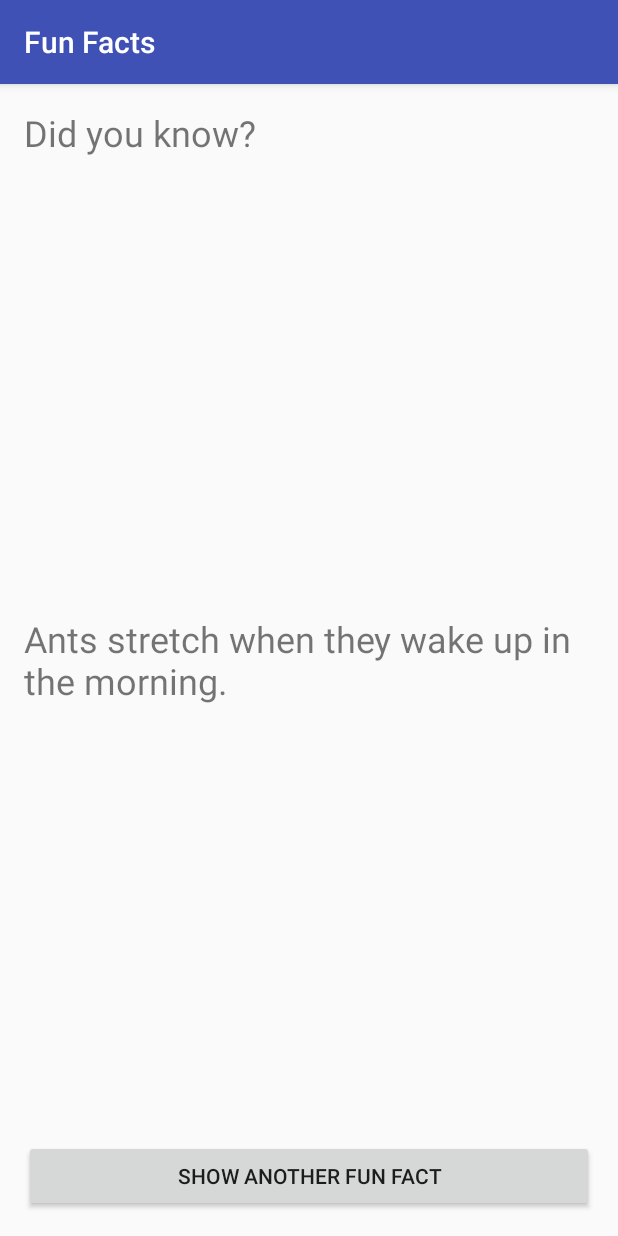
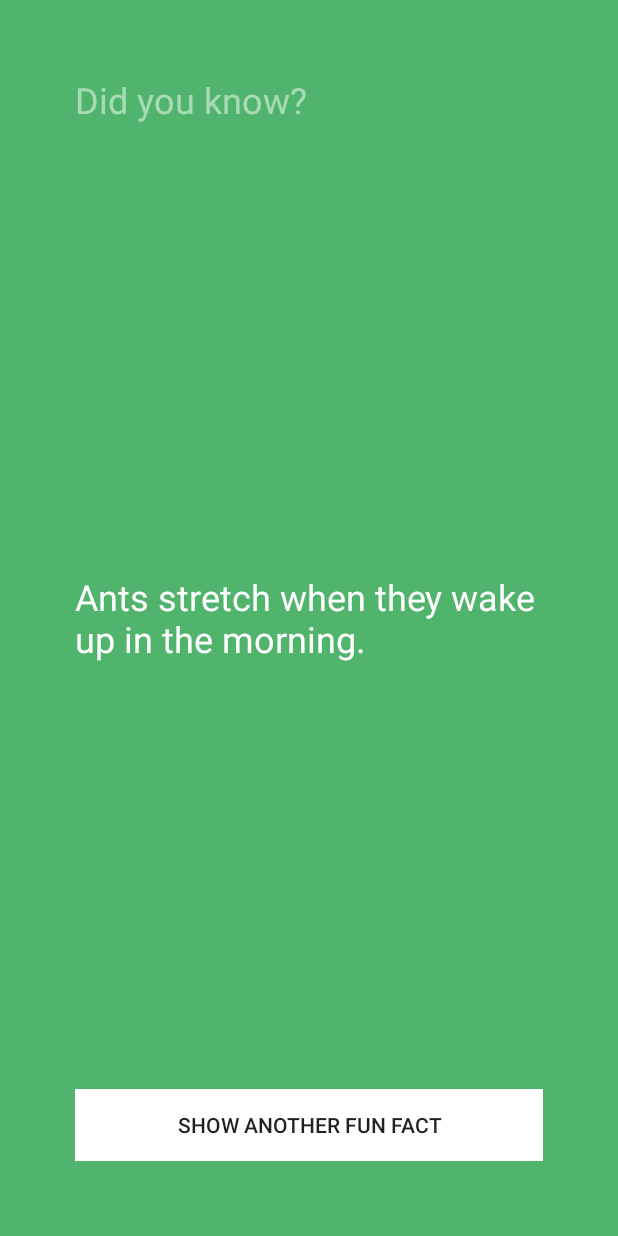
Before and after one commit to theklam/FunFacts-Android, an Android app: the screen it shows after launch (FunFactsActivity), on a phone screen of 412 x 824 dp. Run offline under Robolectric (Android 15) with nearby library versions, the phone set to English and light mode, and no system bars.

Commit message:
Remove Action bar by changing parent theme

```diff
--- a/app/src/main/res/layout/activity_fun_facts.xml
+++ b/app/src/main/res/layout/activity_fun_facts.xml
@@ -7,13 +7,15 @@
     android:paddingLeft="@dimen/activity_horizontal_margin"
     android:paddingRight="@dimen/activity_horizontal_margin"
     android:paddingTop="@dimen/activity_vertical_margin"
-    tools:context="com.kalvinlam.funfacts.FunFactsActivity">
+    tools:context="com.kalvinlam.funfacts.FunFactsActivity"
+    android:background="#51b46d">
 
     <TextView
         android:layout_width="wrap_content"
         android:layout_height="wrap_content"
         android:text="Did you know?"
-        android:textSize="24sp" />
+        android:textSize="24sp"
+        android:textColor="#80ffffff" />
 
     <TextView
         android:layout_width="wrap_content"
@@ -23,7 +25,8 @@
         android:layout_centerVertical="true"
         android:layout_alignParentLeft="true"
         android:layout_alignParentStart="true"
-        android:textSize="24sp" />
+        android:textSize="24sp"
+        android:textColor="@android:color/white" />
 
     <Button
         android:layout_width="match_parent"
@@ -31,5 +34,6 @@
         android:text="Show Another Fun Fact"
         android:id="@+id/showFactButton"
         android:layout_alignParentBottom="true"
-        android:layout_centerHorizontal="true" />
+        android:layout_centerHorizontal="true"
+        android:background="@android:color/white" />
 </RelativeLayout>
--- a/app/src/main/res/values/dimens.xml
+++ b/app/src/main/res/values/dimens.xml
@@ -1,5 +1,5 @@
 <resources>
     <!-- Default screen margins, per the Android Design guidelines. -->
-    <dimen name="activity_horizontal_margin">16dp</dimen>
-    <dimen name="activity_vertical_margin">16dp</dimen>
+    <dimen name="activity_horizontal_margin">50dp</dimen>
+    <dimen name="activity_vertical_margin">50dp</dimen>
 </resources>
--- a/app/src/main/res/values/styles.xml
+++ b/app/src/main/res/values/styles.xml
@@ -1,7 +1,7 @@
 <resources>
 
     <!-- Base application theme. -->
-    <style name="AppTheme" parent="Theme.AppCompat.Light.DarkActionBar">
+    <style name="AppTheme" parent="Theme.AppCompat.Light.NoActionBar">
         <!-- Customize your theme here. -->
         <item name="colorPrimary">@color/colorPrimary</item>
         <item name="colorPrimaryDark">@color/colorPrimaryDark</item>
```
